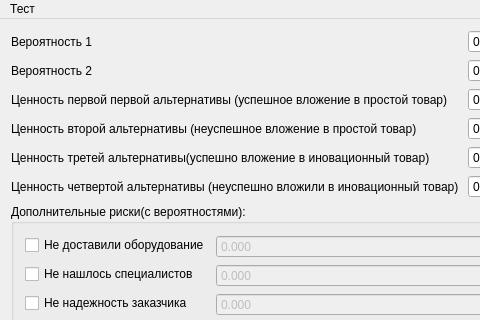
Above: mainwindow.ui from goodluckcompany/tprNew before the change; both pictures show x 0 to 480 and y 0 to 320 of the 664 by 506 pixel window. Below: the same form after it.
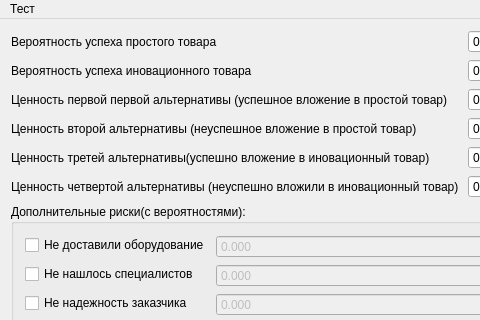
That is the form after the change.

Diff of the .ui file:
```diff
--- a/mainwindow.ui
+++ b/mainwindow.ui
@@ -20,7 +20,7 @@
       <item row="0" column="0">
        <widget class="QLabel" name="label_4">
         <property name="text">
-         <string>Вероятность 1</string>
+         <string>Вероятность успеха простого товара</string>
         </property>
        </widget>
       </item>
@@ -55,7 +55,7 @@
       <item row="1" column="0">
        <widget class="QLabel" name="label_2">
         <property name="text">
-         <string>Вероятность 2</string>
+         <string>Вероятность успеха иновационного товара</string>
         </property>
        </widget>
       </item>
```
Left out of the diff: 2 changed lines with no effect on the pictures.
